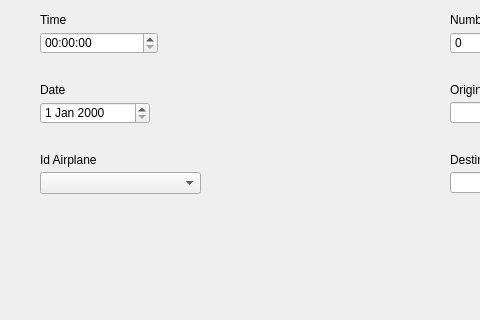
Qt form GJR/views/createFlight.ui (CaduRomaniello/GJR) before a commit; both pictures show x 0 to 480 and y 98 to 418 of the 800 by 600 pixel window.
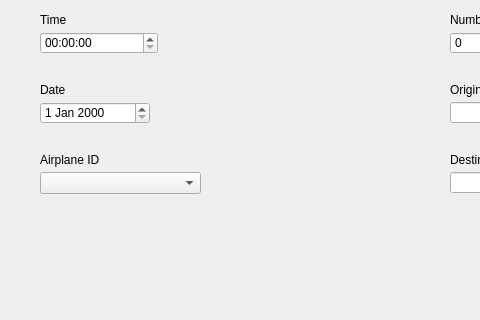
The same form after that commit.

What changed in the file:
```diff
--- a/GJR/views/createFlight.ui
+++ b/GJR/views/createFlight.ui
@@ -183,7 +183,7 @@
      </rect>
     </property>
     <property name="text">
-     <string>Id Airplane</string>
+     <string>Airplane ID</string>
     </property>
    </widget>
    <widget class="QLineEdit" name="line_edit_origin">
```
Left out of the diff: 5 changed lines with no effect on the pictures.
